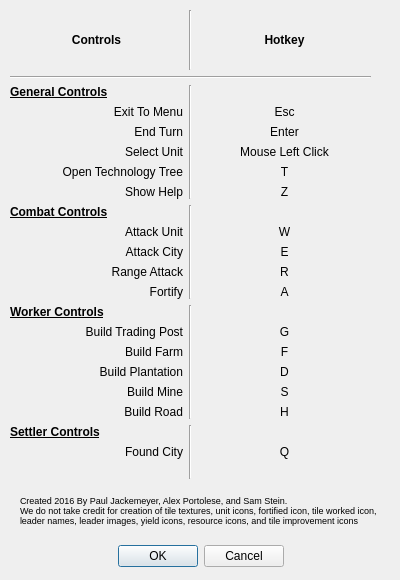
Before: the Qt Designer form ProjectHiawatha/about.ui in Alex-BusNet/ProjectHiawatha, drawn with Qt 5.
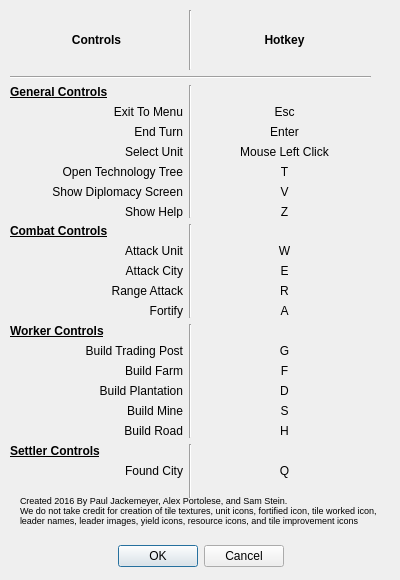
After: the same form once the commit is applied.

Commit message: Introduced the diplomacy mechanic. Currently not fully functional, but not game breaking. P.H. should behave the same as it did before the diplomacy mechanic was added.

The edit to the form file:
```diff
--- a/ProjectHiawatha/about.ui
+++ b/ProjectHiawatha/about.ui
@@ -38,7 +38,7 @@
      <x>10</x>
      <y>10</y>
      <width>361</width>
-     <height>469</height>
+     <height>488</height>
     </rect>
    </property>
    <layout class="QVBoxLayout" name="verticalLayout">
@@ -162,6 +162,16 @@
           </property>
          </widget>
         </item>
+        <item>
+         <widget class="QLabel" name="label_44">
+          <property name="text">
+           <string>Show Diplomacy Screen</string>
+          </property>
+          <property name="alignment">
+           <set>Qt::AlignRight|Qt::AlignTrailing|Qt::AlignVCenter</set>
+          </property>
+         </widget>
+        </item>
         <item>
          <widget class="QLabel" name="label_42">
           <property name="text">
@@ -230,6 +240,16 @@
           </property>
          </widget>
         </item>
+        <item>
+         <widget class="QLabel" name="label_45">
+          <property name="text">
+           <string>V</string>
+          </property>
+          <property name="alignment">
+           <set>Qt::AlignCenter</set>
+          </property>
+         </widget>
+        </item>
         <item>
          <widget class="QLabel" name="label_43">
           <property name="text">
```
The commit also changes 12 other files.
